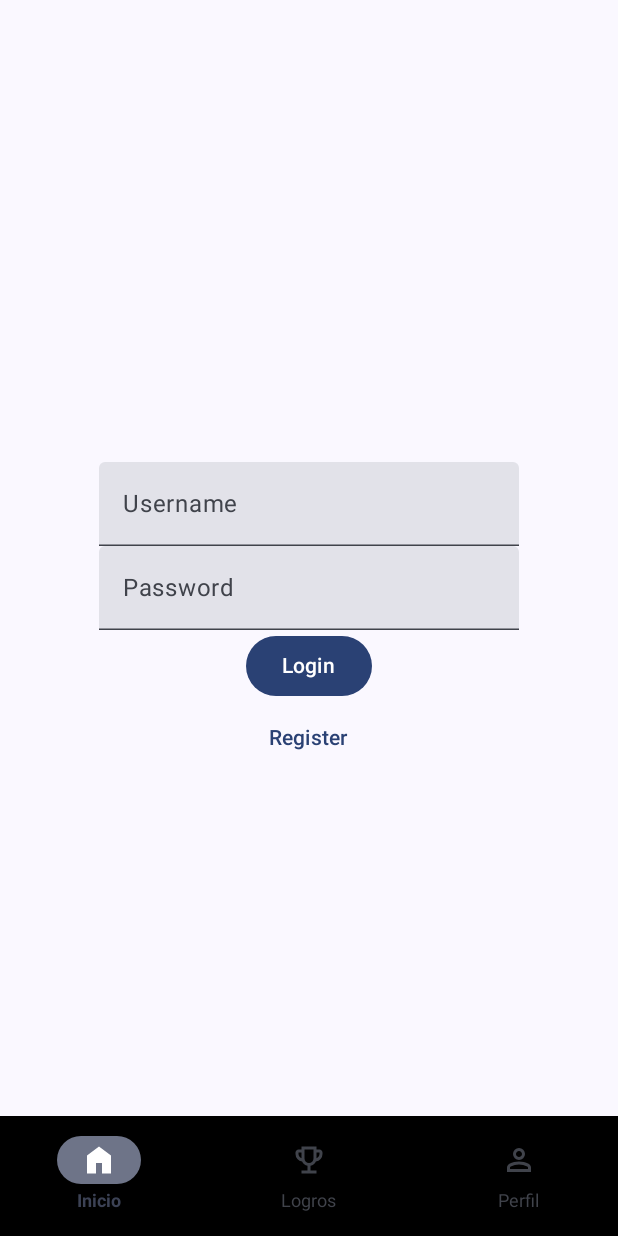
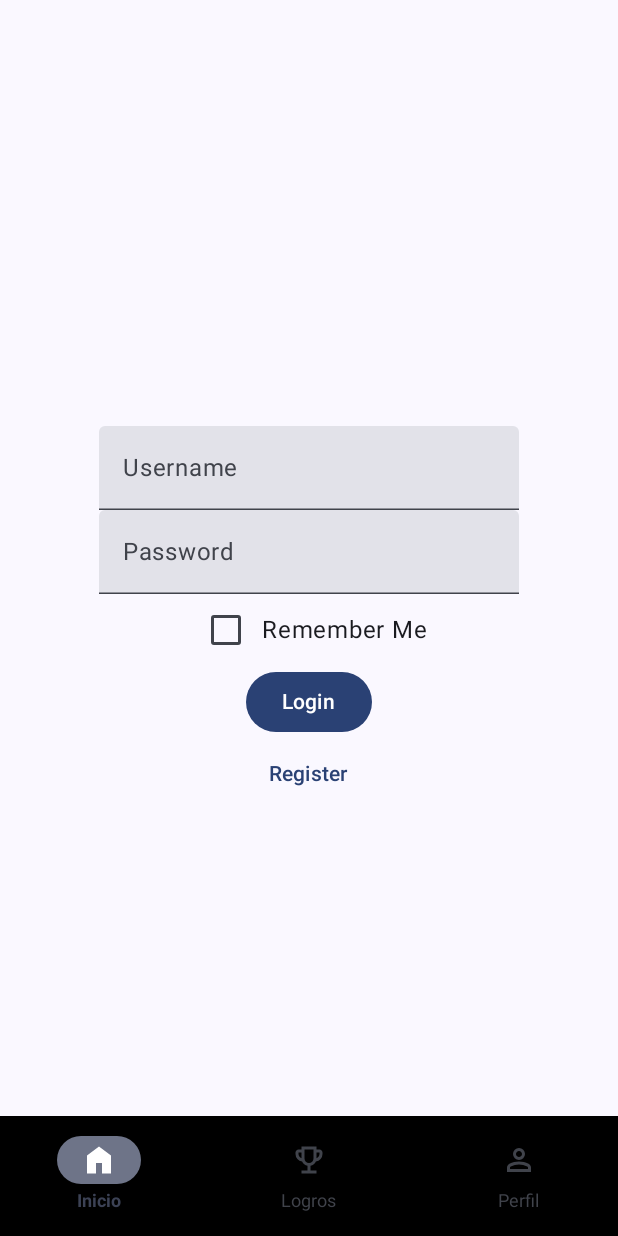
Before and after one commit to JoseManuelLuque/Steam_Achievements_App, an Android app built with Jetpack Compose: the screen it shows after launch (MainActivity), on a phone screen of 412 x 824 dp. Run offline under Robolectric (Android 15) with nearby library versions, the phone set to English and light mode, and no system bars; our stand-ins replace Room's generated code.

Commit message:
Remember me funcinal

```diff
--- a/app/src/main/java/com/jluqgon214/logrossteam/screens/user/LoginScreen.kt
+++ b/app/src/main/java/com/jluqgon214/logrossteam/screens/user/LoginScreen.kt
@@ -1,10 +1,12 @@
 package com.jluqgon214.logrossteam.screens.user
 
+import android.content.Context
 import androidx.compose.foundation.layout.*
 import androidx.compose.material3.*
 import androidx.compose.runtime.*
 import androidx.compose.ui.Alignment
 import androidx.compose.ui.Modifier
+import androidx.compose.ui.platform.LocalContext
 import androidx.compose.ui.text.input.PasswordVisualTransformation
 import androidx.compose.ui.unit.dp
 import androidx.navigation.NavController
@@ -15,8 +17,23 @@ import kotlinx.coroutines.launch
 fun LoginScreen(navController: NavController, db: AppDatabase, onLogin: (String, String) -> Unit) {
     var username by remember { mutableStateOf("") }
     var password by remember { mutableStateOf("") }
+    var rememberMe by remember { mutableStateOf(false) }
     val coroutineScope = rememberCoroutineScope()
     var errorMessage by remember { mutableStateOf("") }
+    val context = LocalContext.current
+    val sharedPreferences = context.getSharedPreferences("login_prefs", Context.MODE_PRIVATE)
+
+    // Check if user is already remembered
+    LaunchedEffect(Unit) {
+        val savedUsername = sharedPreferences.getString("username", null)
+        val savedPassword = sharedPreferences.getString("password", null)
+        if (savedUsername != null && savedPassword != null) {
+            onLogin(savedUsername, savedPassword)
+            navController.navigate("gameSelection") {
+                popUpTo("login") { inclusive = true }
+            }
+        }
+    }
 
     Column(
         modifier = Modifier
@@ -36,6 +53,15 @@ fun LoginScreen(navController: NavController, db: AppDatabase, onLogin: (String,
             label = { Text("Password") },
             visualTransformation = PasswordVisualTransformation()
         )
+        Row(
+            verticalAlignment = Alignment.CenterVertically
+        ) {
+            Checkbox(
+                checked = rememberMe,
+                onCheckedChange = { rememberMe = it }
+            )
+            Text("Remember Me")
+        }
         if (errorMessage.isNotEmpty()) {
             Text(text = errorMessage, color = MaterialTheme.colorScheme.error)
         }
@@ -43,7 +69,17 @@ fun LoginScreen(navController: NavController, db: AppDatabase, onLogin: (String,
             coroutineScope.launch {
                 val user = db.userDao().getUser(username, password)
                 if (user != null) {
+                    if (rememberMe) {
+                        sharedPreferences.edit().apply {
+                            putString("username", username)
+                            putString("password", password)
+                            apply()
+                        }
+                    }
                     onLogin(username, password)
+                    navController.navigate("gameSelection") {
+                        popUpTo("login") { inclusive = true }
+                    }
                 } else {
                     errorMessage = "Invalid username or password"
                 }
```
Also changed, not shown: app/src/main/java/com/jluqgon214/logrossteam/screens/Profile.kt (+19 -0 lines).
